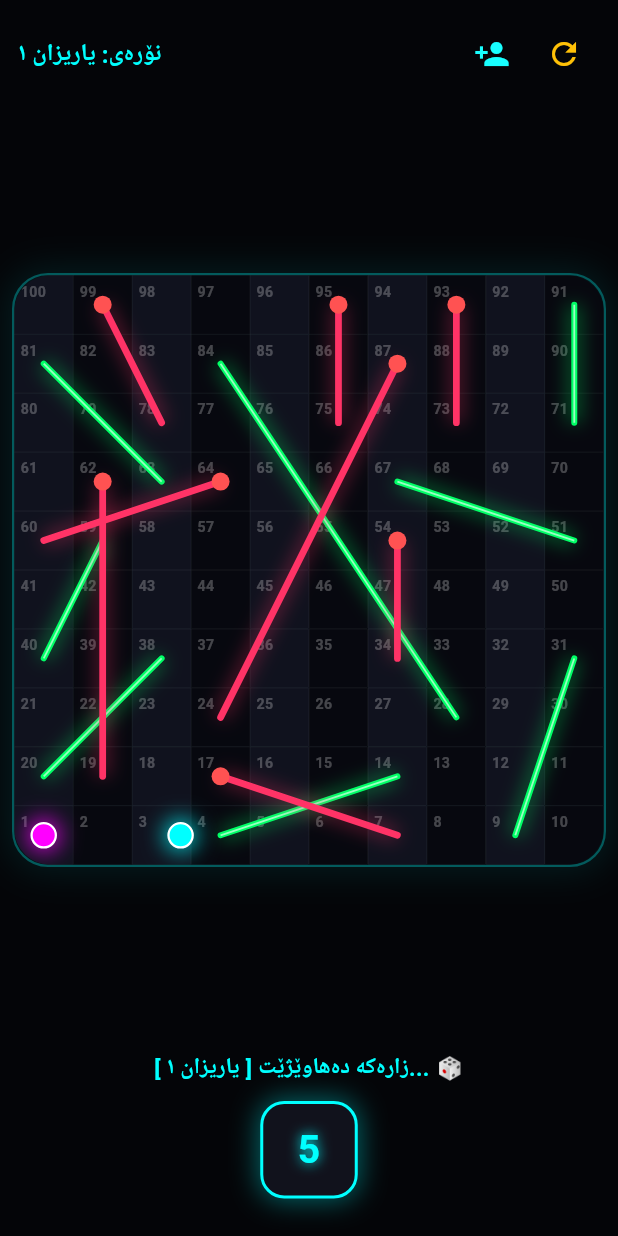
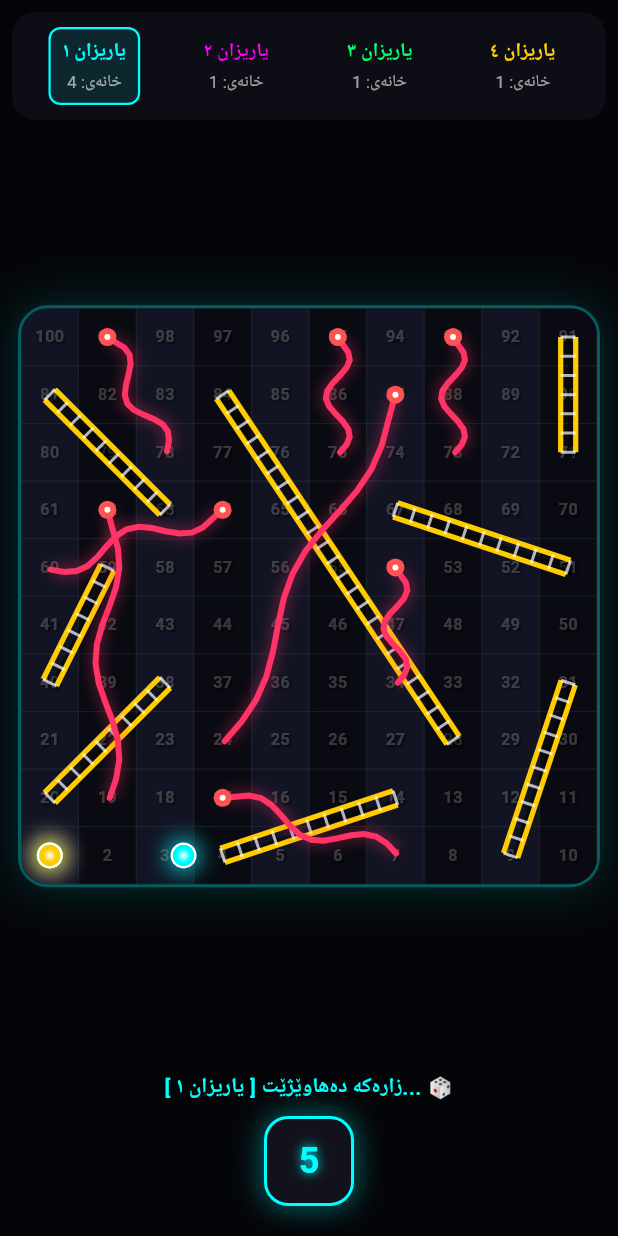
Before and after one commit to sansuhaib8-hub/snake_and_ladders, a Flutter app: the screen it shows after launch, after a tap on "100", on a phone screen of 412 x 824 dp. Run offline on Flutter 3.47's test engine with Material 3 defaults, Android fonts, the phone set to English and light mode, and no system bars; Roboto replaces fonts that are missing (Segoe UI).

Commit message:
Implement player-relative board rotation, 3D animated ladders, and sinusoidal waves for snakes

```diff
--- a/lib/main.dart
+++ b/lib/main.dart
@@ -18,8 +18,8 @@ class CyberSnakeLaddersApp extends StatelessWidget {
 }
 
 class Player {
-  String name; int position; Color color; int score;
-  Player({required this.name, this.position = 1, required this.color, this.score = 0});
+  String name; int position; Color color;
+  Player({required this.name, this.position = 1, required this.color});
 }
 
 class CyberGamePage extends StatefulWidget {
@@ -32,6 +32,8 @@ class _CyberGamePageState extends State<CyberGamePage> with TickerProviderStateM
   List<Player> players = [
     Player(name: "یاریزان ١", color: const Color(0xFF00FFFF)),
     Player(name: "یاریزان ٢", color: const Color(0xFFFF00FF)),
+    Player(name: "یاریزان ٣", color: const Color(0xFF00FF66)),
+    Player(name: "یاریزان ٤", color: const Color(0xFFFFCC00)),
   ];
   int currentPlayerIndex = 0; int diceValue = 1;
   bool isRolling = false; bool isMoving = false; bool gameFinished = false;
@@ -39,7 +41,6 @@ class _CyberGamePageState extends State<CyberGamePage> with TickerProviderStateM
   int effectCell = -1; Color effectColor = Colors.transparent; double effectRadius = 0.0;
 
   late AnimationController _diceController, _bounceController, _liveBoardController;
-  late Animation<double> _bounceAnimation;
 
   final Map<int, int> snakes = {17: 7, 54: 34, 62: 19, 64: 60, 87: 24, 93: 73, 95: 75, 99: 78};
   final Map<int, int> ladders = {4: 14, 9: 31, 20: 38, 28: 84, 40: 59, 51: 67, 63: 81, 71: 91};
@@ -49,22 +50,19 @@ class _CyberGamePageState extends State<CyberGamePage> with TickerProviderStateM
     super.initState();
     _diceController = AnimationController(duration: const Duration(milliseconds: 600), vsync: this);
     _bounceController = AnimationController(duration: const Duration(milliseconds: 250), vsync: this);
-    _liveBoardController = AnimationController(duration: const Duration(seconds: 4), vsync: this)..repeat();
-    _bounceAnimation = TweenSequence<double>([
-      TweenSequenceItem(tween: Tween<double>(begin: 0.0, end: -15.0).chain(CurveTween(curve: Curves.easeOut)), weight: 50),
-      TweenSequenceItem(tween: Tween<double>(begin: -15.0, end: 0.0).chain(CurveTween(curve: Curves.bounceIn)), weight: 50),
-    ]).animate(_bounceController);
+    _liveBoardController = AnimationController(duration: const Duration(seconds: 2), vsync: this)..repeat();
   }
 
   @override
   void dispose() { _diceController.dispose(); _bounceController.dispose(); _liveBoardController.dispose(); super.dispose(); }
 
-  double _getRotationAngle() {
+  // لۆجیکی نوێی ڕێکخستنی گۆشەی بۆردەکە بەپێی ئاڕاستەی داواکراو
+  double _getBoardRotation() {
     switch (currentPlayerIndex) {
-      case 0: return 0.0;
-      case 1: return math.pi / 2;
-      case 2: return math.pi;
-      case 3: return -math.pi / 2;
+      case 0: return 0.0;                 // ئاسایی
+      case 1: return -math.pi / 2;        // لای چەپی مۆبایل (خوارەوە بۆ سەرەوە)
+      case 2: return math.pi;             // سەرەوەی مۆبایل (تەواو هەڵگەڕاوە)
+      case 3: return math.pi / 2;         // لای ڕاستی مۆبایل (سەرەوە بۆ خوارەوە)
       default: return 0.0;
     }
   }
@@ -85,29 +83,39 @@ class _CyberGamePageState extends State<CyberGamePage> with TickerProviderStateM
     });
   }
 
-  void _showAddPlayerDialog() {
-    if (players.length >= 4) return;
-    final textController = TextEditingController();
-    Color pColor = players.length == 2 ? const Color(0xFF00FF66) : const Color(0xFFFFCC00);
+  void _showEditPlayerDialog(int index) {
+    final textController = TextEditingController(text: players[index].name);
     showDialog(
       context: context,
       builder: (context) => AlertDialog(
         backgroundColor: const Color(0xFF11121C),
-        title: const Text("یاریزانی نوێ"),
-        content: TextField(controller: textController, style: const TextStyle(color: Colors.white)),
-        actions: [ElevatedButton(onPressed: () { if (textController.text.trim().isNotEmpty) { setState(() { players.add(Player(name: textController.text.trim(), color: pColor)); }); Navigator.pop(context); } }, child: const Text("زیادکردن"))],
+        title: Text("گۆڕینی ناوی ${players[index].name}", style: const TextStyle(color: Colors.white, fontSize: 16)),
+        content: TextField(
+          controller: textController,
+          style: const TextStyle(color: Colors.white),
+          decoration: const InputDecoration(enabledBorder: UnderlineInputBorder(borderSide: BorderSide(color: Colors.cyan))),
+        ),
+        actions: [
+          TextButton(onPressed: () => Navigator.pop(context), child: const Text("پاشگەزمایەوە", style: TextStyle(color: Colors.grey))),
+          ElevatedButton(
+            onPressed: () {
+              if (textController.text.trim().isNotEmpty) {
+                setState(() { players[index].name = textController.text.trim(); });
+                Navigator.pop(context);
+              }
+            },
+            child: const Text("تۆمارکردن")
+          )
+        ],
       ),
     );
   }
 
-  Offset _getCellCoordinates(int pos, double cSize, int pIndex) {
+  Offset _getCellCoordinates(int pos, double cSize) {
     int idx = pos - 1; int row = idx ~/ 10; int col = idx % 10;
     if (row % 2 == 1) col = 9 - col;
-
-    // لۆجیکی جێگیرکردنی مۆرەکە لە سەنتەری خانەکەدا بۆ ڕێگریکردن لە لادان لە کاتی سووڕانەوە
-    double paddingX = (cSize - (cSize * 0.45)) / 2;
-    double paddingY = (cSize - (cSize * 0.45)) / 2;
-    return Offset(col * cSize + paddingX, (9 - row) * cSize + paddingY);
+    double padding = (cSize - (cSize * 0.45)) / 2;
+    return Offset(col * cSize + padding, (9 - row) * cSize + padding);
   }
 
   void rollDice() async {
@@ -141,50 +149,71 @@ class _CyberGamePageState extends State<CyberGamePage> with TickerProviderStateM
   @override
   Widget build(BuildContext context) {
     Player activePlayer = players[currentPlayerIndex];
-    double currentTurns = _getRotationAngle() / (2 * math.pi);
+    double currentTurns = _getBoardRotation() / (2 * math.pi);
 
     return Scaffold(
       backgroundColor: const Color(0xFF040508),
       body: SafeArea(
         child: Column(
           children: [
-            Padding(
-              padding: const EdgeInsets.all(12),
+            // تابلۆی دەستکاریکردنی زانیاری یاریزانەکان لە سەرەوەی شاشە
+            Container(
+              padding: const EdgeInsets.symmetric(vertical: 10, horizontal: 8),
+              margin: const EdgeInsets.all(8),
+              decoration: BoxDecoration(color: const Color(0xFF0D0E15), borderRadius: BorderRadius.circular(16)),
               child: Row(
-                mainAxisAlignment: MainAxisAlignment.spaceBetween,
+                mainAxisAlignment: MainAxisAlignment.spaceAround,
+                children: List.generate(players.length, (index) {
+                  final p = players[index];
+                  bool isCurrent = index == currentPlayerIndex;
+                  return InkWell(
+                    onTap: () => _showEditPlayerDialog(index),
+                    borderRadius: BorderRadius.circular(8),
+                    child: Container(
+                      padding: const EdgeInsets.symmetric(horizontal: 8, vertical: 6),
+                      decoration: BoxDecoration(
+                        border: Border.all(color: isCurrent ? p.color : Colors.transparent, width: 1.5),
+                        borderRadius: BorderRadius.circular(8),
+                        color: isCurrent ? p.color.withOpacity(0.1) : Colors.transparent,
+                      ),
+                      child: Column(
                         children: [
-                  Text("نۆرەی: ${activePlayer.name}", style: TextStyle(color: activePlayer.color, fontWeight: FontWeight.bold, fontSize: 16)),
-                  Row(children: [
-                    IconButton(icon: const Icon(Icons.person_add, color: Colors.cyanAccent), onPressed: _showAddPlayerDialog),
-                    IconButton(icon: const Icon(Icons.refresh, color: Colors.amber), onPressed: resetGame),
-                  ])
+                          Text(p.name, style: TextStyle(color: p.color, fontWeight: FontWeight.bold, fontSize: 13)),
+                          const SizedBox(height: 2),
+                          Text("خانەی: ${p.position}", style: TextStyle(color: Colors.white.withOpacity(0.6), fontSize: 11)),
                         ],
                       ),
                     ),
+                  );
+                }),
+              ),
+            ),
+
             Expanded(
               child: Center(
                 child: GestureDetector(
                   onTap: isRolling || isMoving || gameFinished ? null : rollDice,
+                  child: AnimatedRotation(
+                    turns: currentTurns,
+                    duration: const Duration(milliseconds: 600),
+                    curve: Curves.easeInOutCubic,
                     child: Container(
-                    margin: const EdgeInsets.all(8),
+                      margin: const EdgeInsets.all(12),
                       decoration: BoxDecoration(
-                      borderRadius: BorderRadius.circular(24),
-                      border: Border.all(color: activePlayer.color.withOpacity(0.3), width: 1.5),
-                      boxShadow: [BoxShadow(color: activePlayer.color.withOpacity(0.1), blurRadius: 20, spreadRadius: 2)]
+                        borderRadius: BorderRadius.circular(20),
+                        border: Border.all(color: activePlayer.color.withOpacity(0.3), width: 2),
+                        boxShadow: [BoxShadow(color: activePlayer.color.withOpacity(0.15), blurRadius: 25, spreadRadius: 2)]
                       ),
                       child: ClipRRect(
-                      borderRadius: BorderRadius.circular(24),
+                        borderRadius: BorderRadius.circular(18),
                         child: AspectRatio(
                           aspectRatio: 1.0,
                           child: LayoutBuilder(
                             builder: (context, constraints) {
                               final bSize = constraints.maxWidth; final cSize = bSize / 10;
-                            return AnimatedRotation(
-                              turns: currentTurns,
-                              duration: const Duration(milliseconds: 600),
-                              curve: Curves.easeInOutCubic,
-                              child: Stack(
+                              return Stack(
                                 children: [
+                                  // بۆردی ٣ دووری لەگەڵ ژمارەکان
                                   GridView.builder(
                                     physics: const NeverScrollableScrollPhysics(),
                                     gridDelegate: const SliverGridDelegateWithFixedCrossAxisCount(crossAxisCount: 10),
@@ -193,20 +222,21 @@ class _CyberGamePageState extends State<CyberGamePage> with TickerProviderStateM
                                       int cellNum = _getDisplayCellNumber(idx);
                                       return Container(
                                         decoration: BoxDecoration(
-                                          color: idx % 2 == 0 ? const Color(0xFF10121E) : const Color(0xFF07080F),
-                                          border: Border.all(color: Colors.white10, width: 0.2)
+                                          color: idx % 2 == 0 ? const Color(0xFF121424) : const Color(0xFF090A12),
+                                          border: Border.all(color: Colors.white10, width: 0.3),
+                                          boxShadow: const [BoxShadow(color: Colors.black38, offset: Offset(1, 1), blurRadius: 1, inset: true)]
                                         ),
-                                        child: Padding(
-                                          padding: const EdgeInsets.all(4.0),
+                                        child: Center(
                                           child: AnimatedRotation(
                                             turns: -currentTurns,
                                             duration: const Duration(milliseconds: 600),
                                             child: Text(
                                               "$cellNum",
                                               style: TextStyle(
-                                                fontSize: cSize * 0.24,
-                                                color: Colors.white.withOpacity(0.25),
-                                                fontWeight: FontWeight.w600 // کێشی فۆنتەکە بۆ رێگریکردن لە کێشەی گرادڵ چاککراوە
+                                                fontSize: cSize * 0.28,
+                                                color: Colors.white.withOpacity(0.2),
+                                                fontWeight: FontWeight.w600,
+                                                shadows: [Shadow(color: Colors.black.withOpacity(0.8), offset: const Offset(1, 1), blurRadius: 2)]
                                               ),
                                             ),
                                           ),
@@ -214,9 +244,29 @@ class _CyberGamePageState extends State<CyberGamePage> with TickerProviderStateM
                                       );
                                     },
                                   ),
-                                  Positioned.fill(child: IgnorePointer(child: AnimatedBuilder(animation: _liveBoardController, builder: (context, child) => CustomPaint(painter: AdvancedBoardPainter(snakes: snakes, ladders: ladders, animationValue: _liveBoardController.value, effectCell: effectCell, effectColor: effectColor, effectRadius: effectRadius))))),
+
+                                  // وێنەکێشی مارە زیندووەکان و پەیژەکان
+                                  Positioned.fill(
+                                    child: IgnorePointer(
+                                      child: AnimatedBuilder(
+                                        animation: _liveBoardController,
+                                        builder: (context, child) => CustomPaint(
+                                          painter: AdvancedBoardPainter(
+                                            snakes: snakes,
+                                            ladders: ladders,
+                                            animationValue: _liveBoardController.value,
+                                            effectCell: effectCell,
+                                            effectColor: effectColor,
+                                            effectRadius: effectRadius
+                                          )
+                                        )
+                                      )
+                                    )
+                                  ),
+
+                                  // مۆرەکان
                                   ...List.generate(players.length, (index) {
-                                    final p = players[index]; final coords = _getCellCoordinates(p.position, cSize, index);
+                                    final p = players[index]; final coords = _getCellCoordinates(p.position, cSize);
                                     return AnimatedPositioned(
                                       duration: Duration(milliseconds: (index == currentPlayerIndex && isMoving) ? 240 : 350),
                                       curve: Curves.easeInOut,
@@ -227,11 +277,10 @@ class _CyberGamePageState extends State<CyberGamePage> with TickerProviderStateM
                                       child: AnimatedRotation(
                                         turns: -currentTurns,
                                         duration: const Duration(milliseconds: 600),
-                                        curve: Curves.easeInOutCubic,
                                         child: Container(
                                           decoration: BoxDecoration(
                                             shape: BoxShape.circle,
-                                            color: p.color,
+                                            gradient: RadialGradient(colors: [Colors.white, p.color, p.color.withOpacity(0.8)]),
                                             border: Border.all(color: Colors.white, width: 1.5),
                                             boxShadow: [BoxShadow(color: p.color.withOpacity(0.8), blurRadius: 12, spreadRadius: 2)]
                                           ),
@@ -240,7 +289,6 @@ class _CyberGamePageState extends State<CyberGamePage> with TickerProviderStateM
                                     );
                                   }),
                                 ],
-                              ),
                               );
                             },
                           ),
@@ -250,15 +298,17 @@ class _CyberGamePageState extends State<CyberGamePage> with TickerProviderStateM
                   ),
                 ),
               ),
-            Padding(padding: const EdgeInsets.symmetric(vertical: 12), child: Text(message, style: TextStyle(color: activePlayer.color, fontWeight: FontWeight.bold, fontSize: 15))),
+            ),
 
-            // دیزاینی کایبەرپەنکی مۆدێرن بۆ زارەکە
+            Padding(padding: const EdgeInsets.symmetric(vertical: 8), child: Text(message, style: TextStyle(color: activePlayer.color, fontWeight: FontWeight.bold, fontSize: 14))),
+
+            // دوگمەی زاری نیۆن
             GestureDetector(
               onTap: isRolling || isMoving || gameFinished ? null : rollDice,
               child: Container(
-                margin: const EdgeInsets.only(bottom: 25),
-                width: 65,
-                height: 65,
+                margin: const EdgeInsets.only(bottom: 20),
+                width: 60,
+                height: 60,
                 decoration: BoxDecoration(
                   color: const Color(0xFF11121C),
                   border: Border.all(color: activePlayer.color, width: 2),
@@ -267,11 +317,8 @@ class _CyberGamePageState extends State<CyberGamePage> with TickerProviderStateM
                 ),
                 child: Center(
                   child: isRolling
-                    ? RotationTransition(
-                        turns: _diceController,
-                        child: Icon(Icons.casino, size: 32, color: activePlayer.color),
-                      )
-                    : Text("$diceValue", style: TextStyle(fontSize: 26, fontWeight: FontWeight.bold, color: activePlayer.color, shadows: [Shadow(color: activePlayer.color, blurRadius: 10)]))
+                    ? RotationTransition(turns: _diceController, child: Icon(Icons.casino, size: 30, color: activePlayer.color))
+                    : Text("$diceValue", style: TextStyle(fontSize: 24, fontWeight: FontWeight.bold, color: activePlayer.color, shadows: [Shadow(color: activePlayer.color, blurRadius: 8)]))
                 ),
               ),
             ),
@@ -293,26 +340,58 @@ class AdvancedBoardPainter extends CustomPainter {
 
   @override
   void paint(Canvas canvas, Size size) {
-    // کێشانی پەیژەکان بە تیشکی نیۆنی سەوزی جێگیر
+    // ١. کێشانی پەیژەی سێ دووری (3D Ladders)
     ladders.forEach((s, e) {
       Offset pS = _getCenter(s, size), pE = _getCenter(e, size);
+      double dx = pE.dx - pS.dx; double dy = pE.dy - pS.dy;
+      double len = math.sqrt(dx * dx + dy * dy);
+      Offset ox = Offset(-dy / len * 5, dx / len * 5); // دوری نێوان دوو هێڵەکە
 
-      // کاریگەری بڵۆڕ لە پشتەوەی پەیژەکە
-      canvas.drawLine(pS, pE, Paint()..color = const Color(0xFF00FF66).withOpacity(0.3)..strokeWidth = 10.0..maskFilter = const MaskFilter.blur(BlurStyle.normal, 6)..style = PaintingStyle.stroke);
-      // هێڵە بنەڕەتییەکەی پەیژەکە
-      canvas.drawLine(pS, pE, Paint()..color = const Color(0xFF00FF66)..strokeWidth = 4.0..style = PaintingStyle.stroke..strokeCap = StrokeCap.round);
-      canvas.drawLine(pS, pE, Paint()..color = Colors.white.withOpacity(0.6)..strokeWidth = 1.2..style = PaintingStyle.stroke);
+      // کێشانی سێبەری ژێر پەیژەکە
+      canvas.drawLine(pS + const Offset(3, 3), pE + const Offset(3, 3), Paint()..color = Colors.black45..strokeWidth = 6.0);
+
+      // ڕاگرە سەرەکییەکان
+      canvas.drawLine(pS - ox, pE - ox, Paint()..color = const Color(0xFFFFCC00)..strokeWidth = 3.5);
+      canvas.drawLine(pS + ox, pE + ox, Paint()..color = const Color(0xFFFFCC00)..strokeWidth = 3.5);
+
+      // پێپەژەکان (Rungs)
+      int rungs = (len / 12).floor();
+      for (int i = 0; i <= rungs; i++) {
+        double t = i / rungs;
+        Offset pR1 = Offset.lerp(pS - ox, pE - ox, t)!;
+        Offset pR2 = Offset.lerp(pS + ox, pE + ox, t)!;
+        canvas.drawLine(pR1, pR2, Paint()..color = Colors.white70..strokeWidth = 2.0);
+      }
     });
 
-    // کێشانی مارەکان بە تیشکی نیۆنی سوور
+    // ٢. کێشانی ماری ئەنیمەیشنی ڕاستەقینە (Animated Snakes with Sinusoidal Wave)
     snakes.forEach((s, e) {
-      Offset pS = _getCenter(s, size), pE = _getCenter(e, size);
+      Offset pS = _getCenter(s, size); Offset pE = _getCenter(e, size);
+      Path snakePath = Path();
+      snakePath.moveTo(pS.dx, pS.dy);
 
-      // کاریگەری بڵۆڕ لە پشتەوەی مارەکە
-      canvas.drawLine(pS, pE, Paint()..color = const Color(0xFFFF3366).withOpacity(0.3)..strokeWidth = 10.0..maskFilter = const MaskFilter.blur(BlurStyle.normal, 6)..style = PaintingStyle.stroke);
-      // لایەنی سەرەکی مارەکە
-      canvas.drawLine(pS, pE, Paint()..color = const Color(0xFFFF3366)..strokeWidth = 4.5..style = PaintingStyle.stroke..strokeCap = StrokeCap.round);
+      double dx = pE.dx - pS.dx; double dy = pE.dy - pS.dy;
+      double len = math.sqrt(dx * dx + dy * dy);
+      int segments = 15;
+
+      for (int i = 1; i <= segments; i++) {
+        double t = i / segments;
+        Offset loc = Offset.lerp(pS, pE, t)!;
+
+        // دروستکردنی شەپۆل و لەرینەوەی مارەکە بەپێی کات (Live Animation)
+        double wave = math.sin((t * math.pi * 3) - (animationValue * math.pi * 2)) * 8;
+        Offset normal = Offset(-dy / len * wave, dx / len * wave);
+
+        snakePath.lineTo(loc.dx + normal.dx, loc.dy + normal.dy);
+      }
+
+      // کێشانی جەستەی مارەکە بە نیۆنی گەشاوە
+      canvas.drawPath(snakePath, Paint()..color = const Color(0xFFFF3366).withOpacity(0.25)..strokeWidth = 10.0..style = PaintingStyle.stroke..maskFilter = const MaskFilter.blur(BlurStyle.normal, 4));
+      canvas.drawPath(snakePath, Paint()..color = const Color(0xFFFF3366)..strokeWidth = 4.0..style = PaintingStyle.stroke..strokeCap = StrokeCap.round);
+
+      // کێشانی سەری مارەکە
       canvas.drawCircle(pS, 6, Paint()..color = Colors.redAccent);
+      canvas.drawCircle(pS, 2, Paint()..color = Colors.white);
     });
 
     if (effectCell != -1) canvas.drawCircle(_getCenter(effectCell, size), (size.width / 10) * 1.2 * effectRadius, Paint()..color = effectColor.withOpacity(1.0 - effectRadius)..style = PaintingStyle.stroke..strokeWidth = 3.0);
```
Lines whose indentation alone changed are shown as unchanged.
